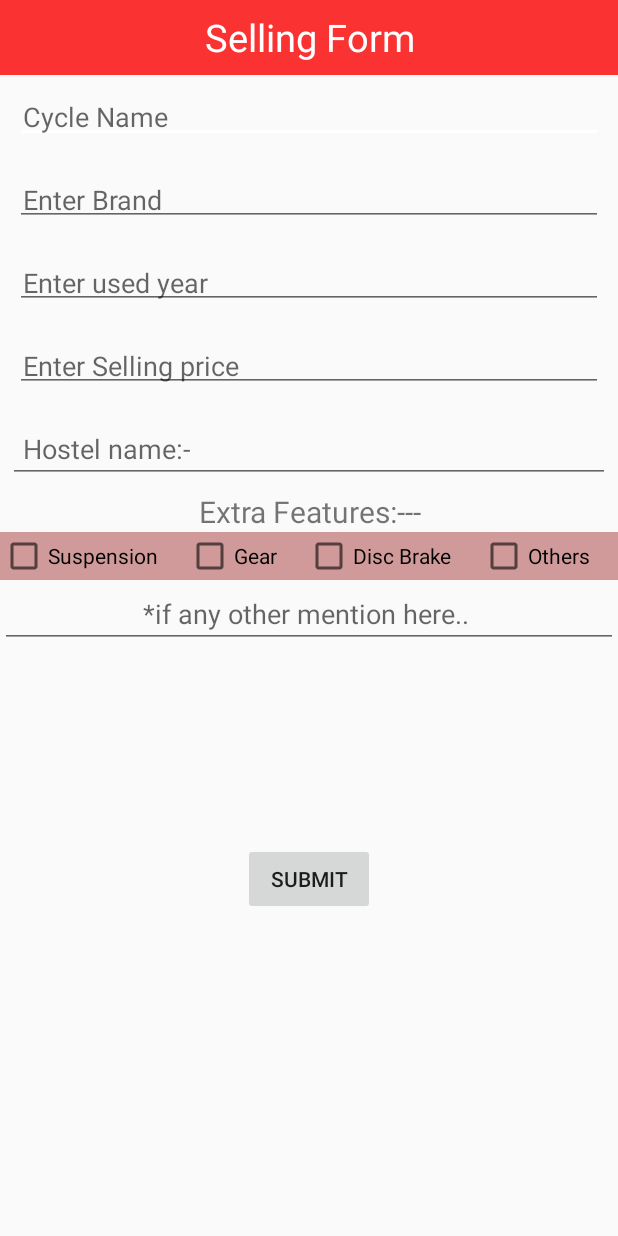
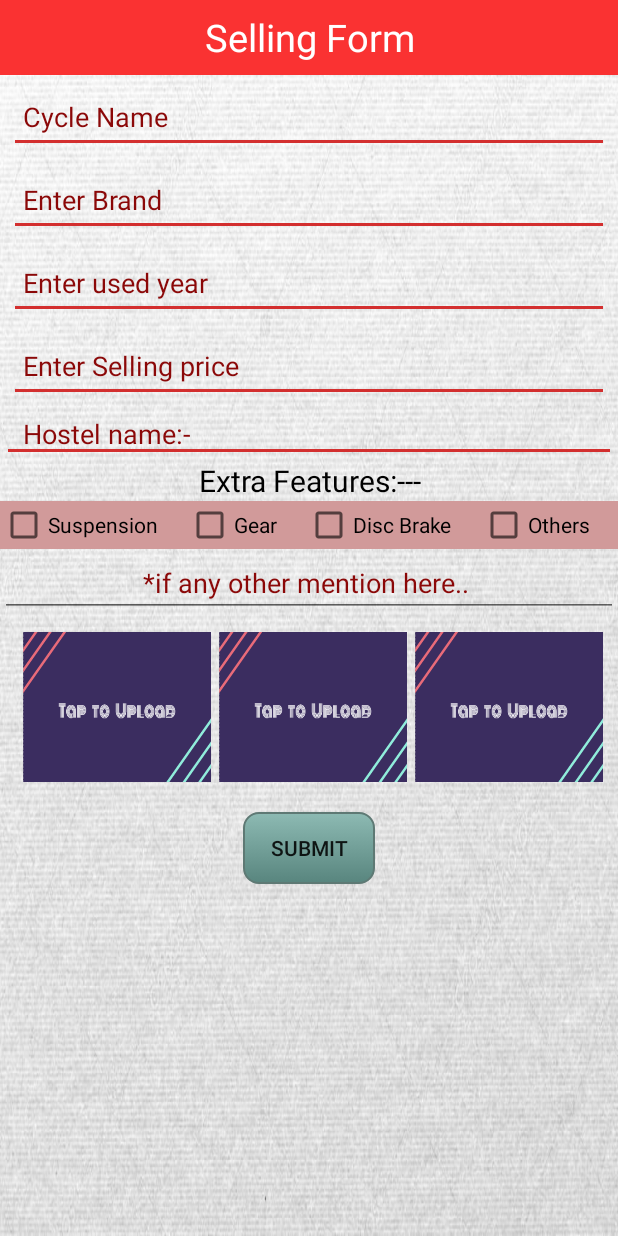
Before and after one commit to Aniket468/Sell-C, an Android app: the Selling_Activity screen opened directly, with no data from a screen before it, on a phone screen of 412 x 824 dp. Run offline under Robolectric (Android 15) with nearby library versions, the light colour scheme and no system bars; our stand-ins replace Volley.

Commit message:
Selling Page Modified

```diff
--- a/app/build.gradle
+++ b/app/build.gradle
@@ -3,7 +3,7 @@ apply plugin: 'com.android.application'
 android {
     compileSdkVersion 26
 
-    buildToolsVersion '26.0.2'
+    buildToolsVersion '27.0.3'
     defaultConfig {
         applicationId "com.example.aniketkumar.test"
         minSdkVersion 16
--- /dev/null
+++ b/app/src/main/res/drawable/roundedbutton.xml
@@ -0,0 +1,24 @@
+<?xml version="1.0" encoding="utf-8"?>
+<selector xmlns:android="http://schemas.android.com/apk/res/android" >
+    <item android:state_pressed="true" >
+        <shape android:shape="rectangle"  >
+            <corners android:radius="10dip" />
+            <stroke android:width="1dip" android:color="#5e7974" />
+            <gradient android:angle="-90" android:startColor="#345953" android:endColor="#689a92"  />
+        </shape>
+    </item>
+    <item android:state_focused="true">
+        <shape android:shape="rectangle"  >
+            <corners android:radius="10dip" />
+            <stroke android:width="1dip" android:color="#5e7974" />
+            <solid android:color="#58857e"/>
+        </shape>
+    </item>
+    <item >
+        <shape android:shape="rectangle"  >
+            <corners android:radius="10dip" />
+            <stroke android:width="1dip" android:color="#5e7974" />
+            <gradient android:angle="-90" android:startColor="#8dbab3" android:endColor="#58857e" />
+        </shape>
+    </item>
+</selector>
--- a/app/src/main/res/layout/activity_selling_.xml
+++ b/app/src/main/res/layout/activity_selling_.xml
@@ -4,6 +4,7 @@
     xmlns:tools="http://schemas.android.com/tools"
     android:layout_width="match_parent"
     android:layout_height="match_parent"
+    android:background="@drawable/backsell"
     tools:context="com.example.aniketkumar.test.Selling_Activity">
     <LinearLayout
         android:layout_width="match_parent"
@@ -36,7 +37,10 @@
                     android:layout_height="wrap_content"
                     android:layout_weight="1"
                     android:ems="10"
+                    android:background="@drawable/bottomborder"
+                    android:textColorHint="#8b0808"
                     android:hint="Cycle Name"
+
                     android:inputType="textPersonName"
                     android:padding="5dp" />
             </LinearLayout>
@@ -52,6 +56,8 @@
                     android:layout_width="wrap_content"
                     android:layout_height="wrap_content"
                     android:layout_weight="1"
+                    android:background="@drawable/bottomborder"
+                    android:textColorHint="#8b0808"
                     android:ems="10"
                     android:hint="Enter Brand"
                     android:inputType="textPersonName"
@@ -69,6 +75,8 @@
                     android:layout_height="wrap_content"
                     android:layout_weight="1"
                     android:ems="10"
+                    android:background="@drawable/bottomborder"
+                    android:textColorHint="#8b0808"
                     android:hint="Enter used year"
                     android:inputType="textPersonName"
                     android:padding="5dp" />
@@ -87,6 +95,8 @@
                     android:layout_height="wrap_content"
                     android:layout_weight="1"
                     android:ems="10"
+                    android:background="@drawable/bottomborder"
+                    android:textColorHint="#8b0808"
                     android:hint="Enter Selling price"
                     android:inputType="textPersonName"
                     android:padding="5dp" />
@@ -98,6 +108,8 @@
                 android:layout_width="match_parent"
                 android:layout_height="wrap_content"
                 android:layout_margin="5dp"
+                android:background="@drawable/bottomborder"
+                android:textColorHint="#8b0808"
                 android:hint="Hostel name:-"
                 android:paddingLeft="10dp" />
 
@@ -106,6 +118,7 @@
                 android:layout_width="match_parent"
                 android:layout_height="wrap_content"
                 android:gravity="center"
+                android:textColor="#000000"
                 android:text="Extra Features:---"
                 android:textSize="20dp" />
 
@@ -154,6 +167,8 @@
                 android:layout_width="match_parent"
                 android:layout_height="wrap_content"
                 android:gravity="center"
+                android:textColor="#000000"
+                android:textColorHint="#8b0808"
                 android:hint="*if any other mention here.. " />
 
             <LinearLayout
@@ -169,6 +184,7 @@
                     android:layout_height="100dp"
                     android:layout_marginLeft="5dp"
                     android:layout_weight="1"
+                    android:background="@drawable/ss"
                     android:scaleType="centerCrop" />
 
                 <ImageView
@@ -177,6 +193,7 @@
                     android:layout_height="100dp"
                     android:layout_marginLeft="5dp"
                     android:layout_weight="1"
+                    android:background="@drawable/ss"
                     android:scaleType="centerCrop"
 
                     />
@@ -187,6 +204,7 @@
                     android:layout_height="100dp"
                     android:layout_marginLeft="5dp"
                     android:layout_weight="1"
+                    android:background="@drawable/ss"
                     android:scaleType="centerCrop"
 
                     />
@@ -199,6 +217,7 @@
                 android:layout_gravity="center"
                 android:layout_margin="10dp"
                 android:gravity="center"
+                android:background="@drawable/roundedbutton"
                 android:text="Submit" />
 
         </LinearLayout>
```
Also changed, not shown: app/src/main/res/drawable/backsel.jpg (added), app/src/main/res/drawable/backsell.jpg (added), app/src/main/res/drawable/ss.png (added).
